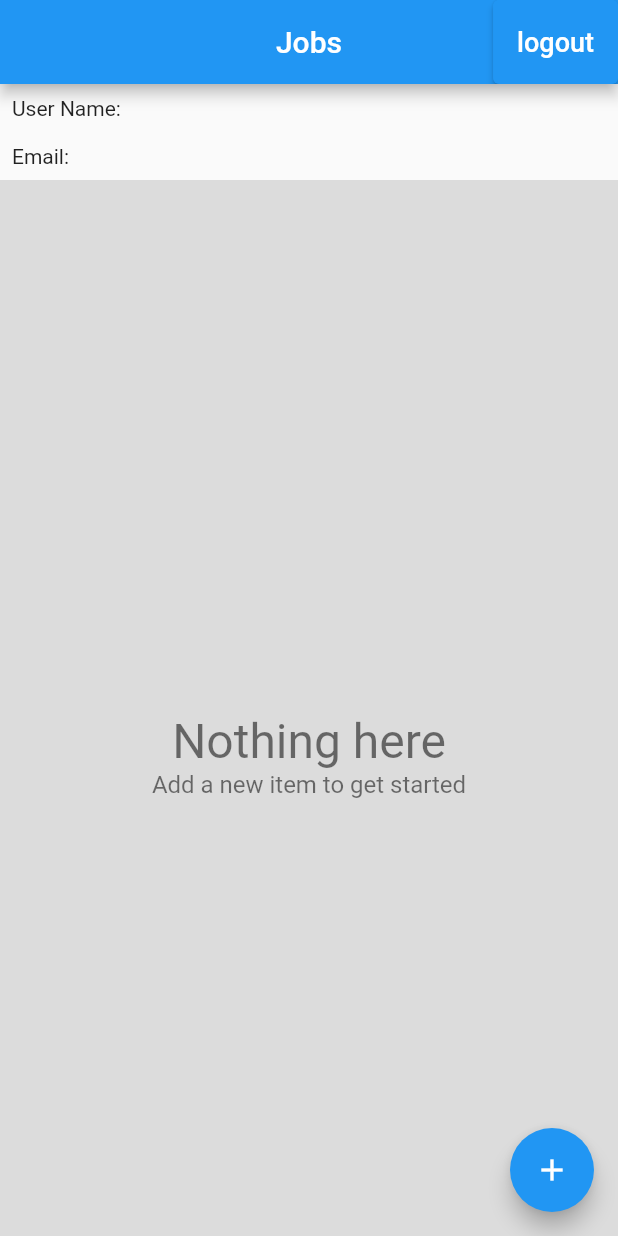
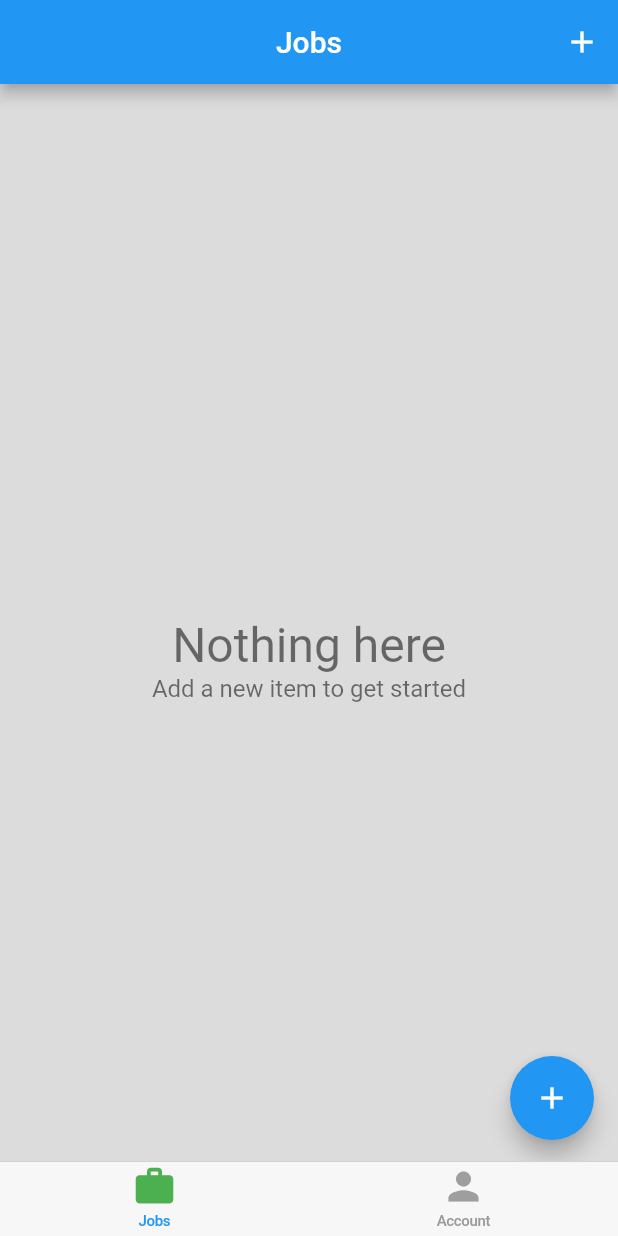
Before and after one commit to aditya995/TimeTrackerApp, a Flutter app: the screen it shows once a user with an empty profile is signed in, on a phone screen of 412 x 824 dp. Run offline on Flutter 3.47's test engine with Material 2 defaults, Android fonts, the phone set to English and light mode, and no system bars; our stand-ins replace cloud_firestore, firebase_auth, firebase_core, google_sign_in; missing offline and left inert: flutter_login_facebook; accounts and stored records are empty.

Commit message:
Updated navigation and added bottom navigation

```diff
--- /dev/null
+++ b/lib/home/cupertino_home_scaffold.dart
@@ -0,0 +1,63 @@
+import 'package:flutter/cupertino.dart';
+import 'package:flutter/material.dart';
+import 'package:time_tracker/home/tab_item.dart';
+
+class CupertinoHomeScaffold extends StatelessWidget {
+  const CupertinoHomeScaffold({
+    Key? key,
+    required this.currentTab,
+    required this.onSelectTab,
+    required this.widgetBuilders,
+    required this.navigatorKeys,
+  }) : super(key: key);
+
+  final TabItem currentTab;
+  final ValueChanged<TabItem> onSelectTab;
+  final Map<TabItem, WidgetBuilder> widgetBuilders;
+  final Map<TabItem, GlobalKey<NavigatorState>> navigatorKeys;
+
+  @override
+  Widget build(BuildContext context) {
+    return CupertinoTabScaffold(
+      tabBar: CupertinoTabBar(
+        items: [
+          _buildItem(TabItem.jobs),
+          _buildItem(TabItem.account),
+        ],
+        onTap: (index) => onSelectTab(TabItem.values[index]),
+      ),
+      tabBuilder: (context, index) {
+        final item = TabItem.values[index];
+        return CupertinoTabView(
+          navigatorKey: navigatorKeys[item],
+          builder: (context) => widgetBuilders[item]!(context),
+        );
+      },
+    );
+  }
+
+  BottomNavigationBarItem _buildItem(TabItem tabItem) {
+    final itemData = TabItemData.allTabs[tabItem];
+    final color = currentTab == tabItem ? Colors.green : Colors.grey;
+    return BottomNavigationBarItem(
+      icon: Icon(
+        itemData!.icon,
+        color: color,
+      ),
+      title: Text(
+        itemData.title,
+        style: TextStyle(color: color),
+      ),
+      // label: itemData.title,
+      // activeIcon: Container(
+      //   height: 75,
+      //   width: 100,
+      //   color: Colors.amber,
+      //   child: Icon(
+      //     itemData.icon,
+      //     color: color,
+      //   ),
+      // ),
+    );
+  }
+}
--- /dev/null
+++ b/lib/home/home_page.dart
@@ -0,0 +1,48 @@
+import 'package:flutter/material.dart';
+import 'package:time_tracker/home/account/account_page.dart';
+import 'package:time_tracker/home/cupertino_home_scaffold.dart';
+import 'package:time_tracker/home/jobs/jobs_page.dart';
+import 'package:time_tracker/home/tab_item.dart';
+
+class HomePage extends StatefulWidget {
+  @override
+  _HomePageState createState() => _HomePageState();
+}
+
+class _HomePageState extends State<HomePage> {
+  TabItem _currentTab = TabItem.jobs;
+
+  final Map<TabItem, GlobalKey<NavigatorState>> navigatorKeys = {
+    TabItem.jobs: GlobalKey<NavigatorState>(),
+    TabItem.account: GlobalKey<NavigatorState>(),
+  };
+
+  Map<TabItem, WidgetBuilder> get widgetBuilders {
+    return {
+      TabItem.jobs: (_) => JobsPage(),
+      TabItem.account: (_) => AccountPage(),
+    };
+  }
+
+  void _select(TabItem tabItem) {
+    if (tabItem == _currentTab) {
+      navigatorKeys[tabItem]!.currentState!.popUntil((route) => route.isFirst);
+    } else {
+      setState(() => _currentTab = tabItem);
+    }
+  }
+
+  @override
+  Widget build(BuildContext context) {
+    return WillPopScope(
+      onWillPop: () async =>
+          !await navigatorKeys[_currentTab]!.currentState!.maybePop(),
+      child: CupertinoHomeScaffold(
+        currentTab: _currentTab,
+        onSelectTab: _select,
+        widgetBuilders: widgetBuilders,
+        navigatorKeys: navigatorKeys,
+      ),
+    );
+  }
+}
--- a/lib/home/job_entries/entry_page.dart
+++ b/lib/home/job_entries/entry_page.dart
@@ -18,7 +18,7 @@ class EntryPage extends StatefulWidget {
       required Database database,
       required Job job,
       Entry? entry}) async {
-    await Navigator.of(context).push(
+    await Navigator.of(context, rootNavigator: true).push(
       MaterialPageRoute(
         builder: (context) =>
             EntryPage(database: database, job: job, entry: entry),
--- a/lib/home/jobs/edit_job_page.dart
+++ b/lib/home/jobs/edit_job_page.dart
@@ -15,7 +15,7 @@ class EditJobPage extends StatefulWidget {
 
   static Future<void> show(BuildContext context,
       {required Database database, Job? job}) async {
-    await Navigator.of(context).push(
+    await Navigator.of(context, rootNavigator: true).push(
       MaterialPageRoute(
         builder: (context) => EditJobPage(
           database: database,
--- a/lib/home/jobs/jobs_page.dart
+++ b/lib/home/jobs/jobs_page.dart
@@ -15,28 +15,6 @@ import 'edit_job_page.dart';
 class JobsPage extends StatelessWidget {
   const JobsPage({Key? key}) : super(key: key);
 
-  Future<void> _signOut(BuildContext context) async {
-    try {
-      final auth = Provider.of<AuthBase>(context, listen: false);
-      await auth.signOut();
-    } catch (e) {
-      print(e.toString());
-    }
-  }
-
-  Future<void> _confirmSignOut(BuildContext context) async {
-    final didRequestSignOut = await showAlertDialog(
-      context,
-      title: 'Logout',
-      content: 'Are you sure that you want to logout?',
-      defaultActionText: 'Logout',
-      cancelActionText: 'Cancel',
-    );
-    if (didRequestSignOut == true) {
-      _signOut(context);
-    }
-  }
-
   Future<void> _delete(BuildContext context, Job job) async {
     try {
       final database = Provider.of<Database>(context, listen: false);
@@ -49,59 +27,29 @@ class JobsPage extends StatelessWidget {
 
   @override
   Widget build(BuildContext context) {
-    final auth = Provider.of<AuthBase>(context, listen: false);
     AppBar appbar = AppBar(
-      leading: (auth.currentUser!.photoURL != null)
-          ? Padding(
-              padding: const EdgeInsets.all(8.0),
-              child: Container(
-                // height: 10,
-                // width: 10,
-                clipBehavior: Clip.antiAlias,
-                decoration:
-                    BoxDecoration(borderRadius: BorderRadius.circular(50)),
-                child: Image.network('${auth.currentUser!.photoURL}'),
-              ),
-            )
-          : SizedBox(),
       title: Text('Jobs'),
       centerTitle: true,
       actions: [
-        ElevatedButton(
-          onPressed: () => _confirmSignOut(context),
-          child: const Text(
-            'logout',
-            style: TextStyle(color: Colors.white, fontSize: 18),
-          ),
-        )
+        IconButton(
+          icon: Icon(Icons.add),
+          onPressed: () => EditJobPage.show(context,
+              database: Provider.of<Database>(context, listen: false)),
+        ),
       ],
     );
     return Scaffold(
       appBar: appbar,
-      floatingActionButton: FloatingActionButton(
-        child: Icon(Icons.add),
-        onPressed: () => EditJobPage.show(context,
-            database: Provider.of<Database>(context, listen: false)),
+      floatingActionButton: Padding(
+        padding: const EdgeInsets.only(bottom: 48.0),
+        child: FloatingActionButton(
+          child: Icon(Icons.add),
+          onPressed: () => EditJobPage.show(context,
+              database: Provider.of<Database>(context, listen: false)),
+        ),
       ),
       body: ListView(
         children: [
-          Row(
-            children: [
-              (auth.currentUser!.displayName != null)
-                  ? Padding(
-                      padding: const EdgeInsets.all(8.0),
-                      child:
-                          Text('User Name: ${auth.currentUser!.displayName}'),
-                    )
-                  : SizedBox(),
-            ],
-          ),
-          (auth.currentUser!.email != null)
-              ? Padding(
-                  padding: const EdgeInsets.all(8.0),
-                  child: Text('Email: ${auth.currentUser!.email}'),
-                )
-              : SizedBox(),
           Container(
               padding: EdgeInsets.all(8.0),
               color: Colors.black12,
--- /dev/null
+++ b/lib/home/tab_item.dart
@@ -0,0 +1,15 @@
+import 'package:flutter/material.dart';
+
+enum TabItem { jobs, account }
+
+class TabItemData {
+  const TabItemData({required this.title, required this.icon});
+
+  final String title;
+  final IconData icon;
+
+  static const Map<TabItem, TabItemData> allTabs = {
+    TabItem.jobs: TabItemData(title: 'Jobs', icon: Icons.work),
+    TabItem.account: TabItemData(title: 'Account', icon: Icons.person),
+  };
+}
--- a/lib/landing_page.dart
+++ b/lib/landing_page.dart
@@ -1,6 +1,7 @@
 import 'package:firebase_auth/firebase_auth.dart';
 import 'package:flutter/material.dart';
 import 'package:provider/provider.dart';
+import 'package:time_tracker/home/home_page.dart';
 import 'package:time_tracker/services/auth.dart';
 import 'package:time_tracker/services/database.dart';
 import 'package:time_tracker/sign_in/sign_in_page.dart';
@@ -23,7 +24,7 @@ class LandingPage extends StatelessWidget {
           }
           return Provider<Database>(
             create: (_) => FirestoreDatabase(uid: user.uid),
-            child: JobsPage(),
+            child: HomePage(),
           );
         }
         return const Scaffold(
```
Also changed, not shown: lib/home/account/account_page.dart (added, +102 -0 lines), lib/home/job_entries/job_entries_page.dart (+22 -9 lines), lib/services/database.dart (+7 -0 lines).
